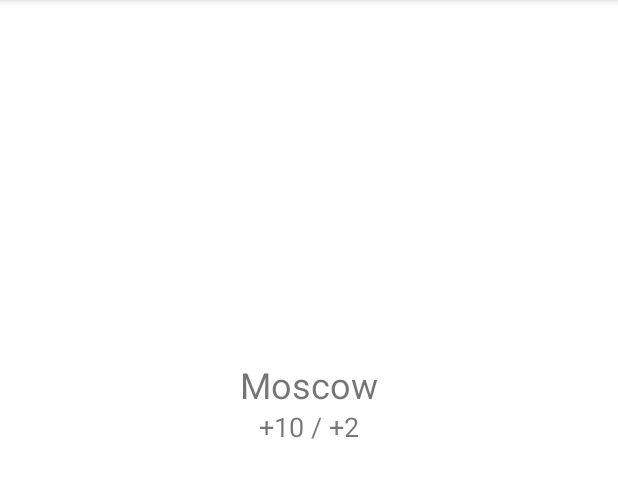
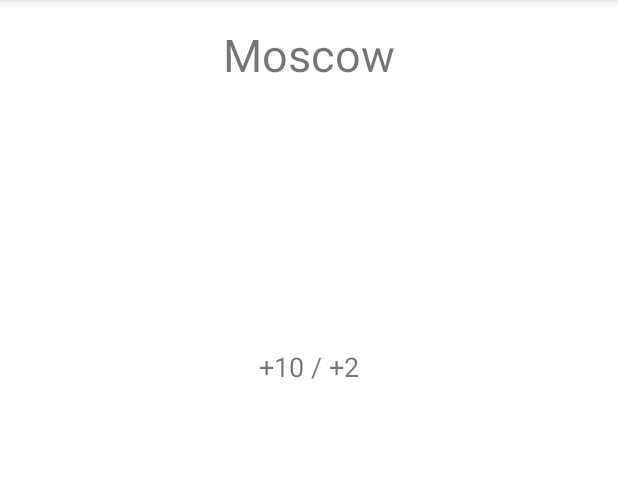
Before and after one commit to AlexStein/android-weather-app, an Android app: the screen it shows after launch (MainActivity), on a phone screen of 412 x 824 dp, the part 84-582 px from its top. Run offline under Robolectric (Android 15) with nearby library versions, the phone set to English and light mode, and no system bars.

Commit message:
Lesson 2 homework: Added Settings and Select city activities

```diff
--- a/app/src/main/java/ru/softmine/weatherapp/MainActivity.java
+++ b/app/src/main/java/ru/softmine/weatherapp/MainActivity.java
@@ -1,14 +1,27 @@
 package ru.softmine.weatherapp;
 
+import android.content.Intent;
 import android.os.Bundle;
+import android.view.View;
 
 import androidx.appcompat.app.AppCompatActivity;
 
 public class MainActivity extends AppCompatActivity {
 
+    String currentCity;
+
     @Override
     protected void onCreate(Bundle savedInstanceState) {
         super.onCreate(savedInstanceState);
         setContentView(R.layout.activity_main);
+
+        currentCity = getResources().getString(R.string.moscow_city);
+    }
+
+
+    public void cityOnClick(View view) {
+        Intent intent = new Intent(this, SelectCityActivity.class);
+        intent.putExtra("current_city", currentCity);
+        startActivity(intent);
     }
 }
--- a/app/src/main/res/layout/activity_main.xml
+++ b/app/src/main/res/layout/activity_main.xml
@@ -10,41 +10,46 @@
         android:id="@+id/constraintLayout"
         android:layout_width="match_parent"
         android:layout_height="match_parent"
-        tools:context=".MainActivity"
-        tools:layout_editor_absoluteY="1dp">
+        tools:context=".MainActivity">
 
         <ImageView
             android:id="@+id/imageView"
-            android:layout_width="160dp"
-            android:layout_height="160dp"
-            android:layout_marginTop="@dimen/margintop"
+            android:layout_width="@dimen/image_size"
+            android:layout_height="@dimen/image_size"
+            android:layout_marginTop="@dimen/margin_top"
             android:contentDescription="@string/forecast_icon_description"
+            android:scaleType="centerCrop"
+            android:visibility="visible"
             app:layout_constraintEnd_toEndOf="parent"
             app:layout_constraintHorizontal_bias="0.5"
             app:layout_constraintStart_toStartOf="parent"
             app:layout_constraintTop_toTopOf="parent"
-            tools:srcCompat="@drawable/sunny" />
+            tools:srcCompat="@drawable/sunny"
+            tools:visibility="visible" />
 
         <TextView
             android:id="@+id/dayNightTemps"
             android:layout_width="match_parent"
             android:layout_height="wrap_content"
-            android:layout_marginTop="32dp"
+            android:layout_marginTop="8dp"
             android:text="@string/temperature_example"
             android:textAlignment="center"
-            android:textSize="18sp"
-            app:layout_constraintTop_toTopOf="@id/cityName"
+            android:textSize="@dimen/labels_text_size"
+            app:layout_constraintTop_toBottomOf="@+id/imageView"
             tools:layout_editor_absoluteX="177dp" />
 
         <TextView
             android:id="@+id/cityName"
-            android:layout_width="match_parent"
+            android:layout_width="409dp"
             android:layout_height="wrap_content"
-            android:layout_marginTop="16dp"
+            android:layout_marginTop="@dimen/city_text_margin"
+            android:onClick="cityOnClick"
             android:text="@string/moscow_city"
             android:textAlignment="center"
-            android:textSize="24sp"
-            app:layout_constraintTop_toBottomOf="@+id/imageView" />
+            android:textSize="@dimen/city_text_size"
+            app:layout_constraintEnd_toEndOf="parent"
+            app:layout_constraintStart_toStartOf="parent"
+            app:layout_constraintTop_toTopOf="parent" />
 
     </androidx.constraintlayout.widget.ConstraintLayout>
 
--- a/app/src/main/res/values-night/strings.xml
+++ b/app/src/main/res/values-night/strings.xml
@@ -3,4 +3,6 @@
     <string name="forecast_icon_description">Forecast icon</string>
     <string name="moscow_city">Moscow</string>
     <string name="temperature_example">+10 / +2</string>
+    <string name="settings_dark_theme_label">Переключить темную тему</string>
+    <string name="tver_city">Tver</string>
 </resources>
--- /dev/null
+++ b/app/src/main/res/values-round/strings.xml
@@ -0,0 +1,2 @@
+<resources>
+</resources>
--- /dev/null
+++ b/app/src/main/res/values/arrays.xml
@@ -0,0 +1,2 @@
+<resources>
+</resources>
--- a/app/src/main/res/values/dimens.xml
+++ b/app/src/main/res/values/dimens.xml
@@ -1,4 +1,29 @@
 <?xml version="1.0" encoding="utf-8"?>
 <resources>
     <dimen name="margintop">64dp</dimen>
+    <dimen name="app_bar_height">180dp</dimen>
+    <dimen name="fab_margin">16dp</dimen>
+    <dimen name="text_margin">16dp</dimen>
+    <!--
+    Because the window insets on round devices are larger than 15dp, this padding only applies
+    to square screens.
+    -->
+    <dimen name="box_inset_layout_padding">0dp</dimen>
+
+    <!--
+    This padding applies to both square and round screens. The total padding between the buttons
+    and the window insets is box_inset_layout_padding (above variable) on square screens and
+    inner_frame_layout_padding (below variable) on round screens.
+    -->
+    <dimen name="inner_frame_layout_padding">5dp</dimen>
+    <dimen name="settings_text_size">18sp</dimen>
+    <dimen name="labels_text_size">18sp</dimen>
+    <dimen name="edit_text_size">24sp</dimen>
+    <dimen name="text_view_padding">8dp</dimen>
+    <dimen name="city_text_size">30sp</dimen>
+    <dimen name="text_view_city_size">64sp</dimen>
+    <dimen name="layout_space_size">32dp</dimen>
+    <dimen name="margin_top">64dp</dimen>
+    <dimen name="image_size">160dp</dimen>
+    <dimen name="city_text_margin">16dp</dimen>
 </resources>
```
Also changed, not shown: app/build.gradle (+9 -6 lines), app/src/main/AndroidManifest.xml (+12 -0 lines), app/src/main/java/ru/softmine/weatherapp/SelectCityActivity.java (added, +47 -0 lines), app/src/main/java/ru/softmine/weatherapp/SettingsActivity.java (added, +21 -0 lines), app/src/main/res/layout/activity_select_city_activity.xml (added, +80 -0 lines), app/src/main/res/layout/settings_activity.xml (added, +17 -0 lines), app/src/main/res/values/strings.xml (+9 -0 lines), app/src/main/res/values/themes.xml (+9 -0 lines), gradle/wrapper/gradle-wrapper.properties, 1 other file.
